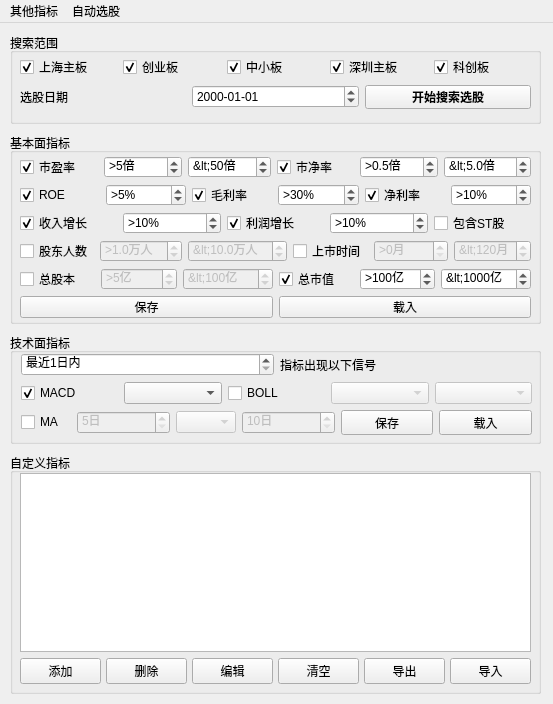
Before: the Qt Designer form QtDesign/StockFinder.ui in victor647/QuantumStockTrade, drawn with Qt 5.
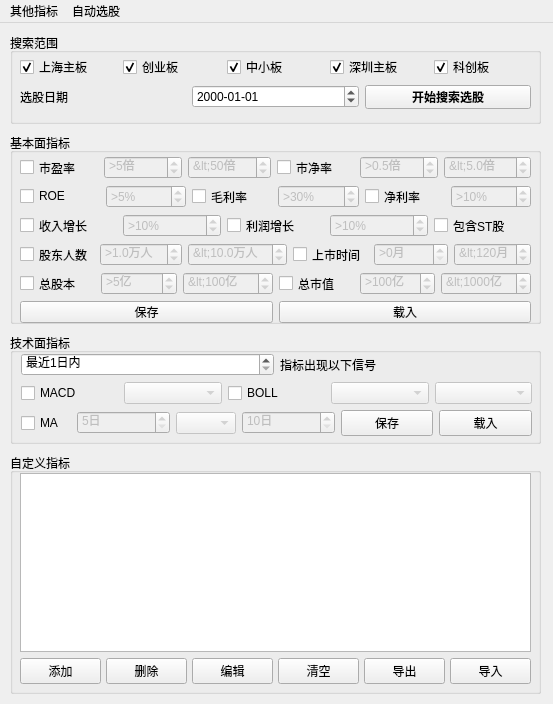
After: the same form once the commit is applied.

The edit to the form file:
```diff
--- a/QtDesign/StockFinder.ui
+++ b/QtDesign/StockFinder.ui
@@ -32,7 +32,7 @@
     <property name="title">
      <string>搜索范围</string>
     </property>
-    <widget class="QWidget" name="">
+    <widget class="QWidget" name="layoutWidget">
      <property name="geometry">
       <rect>
        <x>10</x>
@@ -301,7 +301,7 @@
        <x>10</x>
        <y>23</y>
        <width>511</width>
-       <height>162</height>
+       <height>167</height>
       </rect>
      </property>
      <property name="font">
@@ -325,12 +325,15 @@
            <string>市盈率</string>
           </property>
           <property name="checked">
-           <bool>true</bool>
+           <bool>false</bool>
           </property>
          </widget>
         </item>
         <item>
          <widget class="QSpinBox" name="spbPriceEarningMin">
+          <property name="enabled">
+           <bool>false</bool>
+          </property>
           <property name="font">
            <font>
             <family>Helvetica</family>
@@ -359,6 +362,9 @@
         </item>
         <item>
          <widget class="QSpinBox" name="spbPriceEarningMax">
+          <property name="enabled">
+           <bool>false</bool>
+          </property>
           <property name="font">
            <font>
             <family>Helvetica</family>
@@ -394,12 +400,15 @@
            <string>市净率</string>
           </property>
           <property name="checked">
-           <bool>true</bool>
+           <bool>false</bool>
           </property>
          </widget>
         </item>
         <item>
          <widget class="QDoubleSpinBox" name="spbPriceBookMin">
+          <property name="enabled">
+           <bool>false</bool>
+          </property>
           <property name="font">
            <font>
             <family>Helvetica</family>
@@ -430,6 +439,9 @@
         </item>
         <item>
          <widget class="QDoubleSpinBox" name="spbPriceBookMax">
+          <property name="enabled">
+           <bool>false</bool>
+          </property>
           <property name="font">
            <font>
             <family>Helvetica</family>
@@ -471,12 +483,15 @@
            <string>ROE</string>
           </property>
           <property name="checked">
-           <bool>true</bool>
+           <bool>false</bool>
           </property>
          </widget>
         </item>
         <item>
          <widget class="QSpinBox" name="spbNetAssetProfit">
+          <property name="enabled">
+           <bool>false</bool>
+          </property>
           <property name="font">
            <font>
             <family>Helvetica</family>
@@ -512,12 +527,15 @@
            <string>毛利率</string>
           </property>
           <property name="checked">
-           <bool>true</bool>
+           <bool>false</bool>
           </property>
          </widget>
         </item>
         <item>
          <widget class="QSpinBox" name="spbGrossProfit">
+          <property name="enabled">
+           <bool>false</bool>
+          </property>
           <property name="font">
            <font>
             <family>Helvetica</family>
@@ -553,12 +571,15 @@
            <string>净利率</string>
           </property>
           <property name="checked">
-           <bool>true</bool>
+           <bool>false</bool>
           </property>
          </widget>
         </item>
         <item>
          <widget class="QSpinBox" name="spbNetProfit">
+          <property name="enabled">
+           <bool>false</bool>
+          </property>
           <property name="font">
            <font>
             <family>Helvetica</family>
@@ -598,12 +619,15 @@
            <string>收入增长</string>
           </property>
           <property name="checked">
-           <bool>true</bool>
+           <bool>false</bool>
           </property>
          </widget>
         </item>
         <item>
          <widget class="QSpinBox" name="spbIncomeIncrease">
+          <property name="enabled">
+           <bool>false</bool>
+          </property>
           <property name="font">
            <font>
             <family>Helvetica</family>
@@ -639,12 +663,15 @@
            <string>利润增长</string>
           </property>
           <property name="checked">
-           <bool>true</bool>
+           <bool>false</bool>
           </property>
          </widget>
         </item>
         <item>
          <widget class="QSpinBox" name="spbProfitIncrease">
+          <property name="enabled">
+           <bool>false</bool>
+          </property>
           <property name="font">
            <font>
             <family>Helvetica</family>
@@ -915,12 +942,15 @@
            <string>总市值</string>
           </property>
           <property name="checked">
-           <bool>true</bool>
+           <bool>false</bool>
           </property>
          </widget>
         </item>
         <item>
          <widget class="QSpinBox" name="spbTotalAssetsMin">
+          <property name="enabled">
+           <bool>false</bool>
+          </property>
           <property name="font">
            <font>
             <family>Helvetica</family>
@@ -946,6 +976,9 @@
         </item>
         <item>
          <widget class="QSpinBox" name="spbTotalAssetsMax">
+          <property name="enabled">
+           <bool>false</bool>
+          </property>
           <property name="font">
            <font>
             <family>Helvetica</family>
@@ -1028,7 +1061,7 @@
        <x>11</x>
        <y>20</y>
        <width>511</width>
-       <height>82</height>
+       <height>83</height>
       </rect>
      </property>
      <layout class="QVBoxLayout" name="verticalLayout_4">
@@ -1088,12 +1121,16 @@
            <string>MACD</string>
           </property>
           <property name="checked">
-           <bool>true</bool>
+           <bool>false</bool>
           </property>
          </widget>
         </item>
         <item>
-         <widget class="QComboBox" name="cbbMacdBehaviour"/>
+         <widget class="QComboBox" name="cbbMacdBehaviour">
+          <property name="enabled">
+           <bool>false</bool>
+          </property>
+         </widget>
         </item>
         <item>
          <widget class="QCheckBox" name="cbxBollEnabled">
@@ -1218,7 +1255,7 @@
      </layout>
     </widget>
    </widget>
-   <widget class="QWidget" name="">
+   <widget class="QWidget" name="layoutWidget">
     <property name="geometry">
      <rect>
       <x>0</x>
```
Left out of the diff: 190 changed lines with no effect on the pictures.
